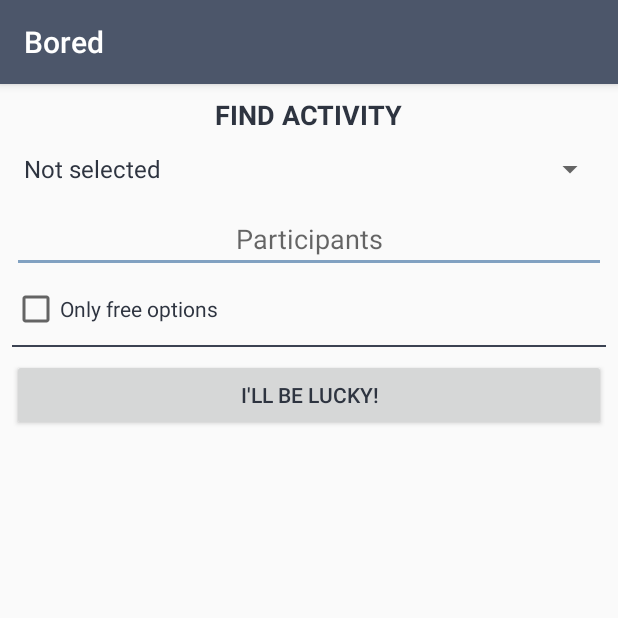
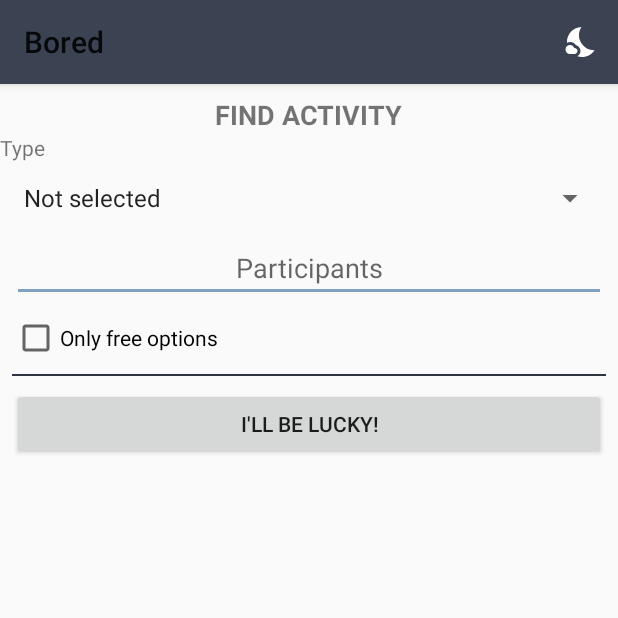
Before and after one commit to YuriZhuravlev/BoredApp, an Android app: the screen it shows after launch (MainActivity), on a phone screen of 412 x 824 dp, the top half of it. Run offline under Robolectric (Android 15) with nearby library versions, the phone set to English and light mode, and no system bars; our stand-ins replace RxJava.

Commit message:
добавлены: -savedInstanceState -переключение светлая/тёмная тема -надпись type

```diff
--- a/app/src/main/AndroidManifest.xml
+++ b/app/src/main/AndroidManifest.xml
@@ -4,9 +4,9 @@
     <uses-permission android:name="android.permission.INTERNET"/>
     <application
         android:allowBackup="true"
-        android:icon="@mipmap/ic_launcher"
+        android:icon="@drawable/ic_app"
         android:label="@string/app_name"
-        android:roundIcon="@mipmap/ic_launcher_round"
+        android:roundIcon="@drawable/ic_app"
         android:supportsRtl="true"
         android:theme="@style/AppTheme">
         <activity android:name=".MainActivity">
--- a/app/src/main/java/com/example/boredapp/MainActivity.java
+++ b/app/src/main/java/com/example/boredapp/MainActivity.java
@@ -1,16 +1,25 @@
 package com.example.boredapp;
 
+import androidx.annotation.NonNull;
 import androidx.appcompat.app.AppCompatActivity;
-import androidx.fragment.app.Fragment;
+import androidx.appcompat.app.AppCompatDelegate;
 
+import android.content.Context;
+import android.content.SharedPreferences;
 import android.os.Bundle;
+import android.view.Menu;
+import android.view.MenuItem;
 
 import com.example.boredapp.ui.fragments.ActivityFragment;
+import com.example.boredapp.utils.SharedPreferenceHelper;
 
 public class MainActivity extends AppCompatActivity {
+    int mTheme;
 
     @Override
     protected void onCreate(Bundle savedInstanceState) {
+        mTheme = SharedPreferenceHelper.getSettingsTheme(this);
+        AppCompatDelegate.setDefaultNightMode(mTheme);
         super.onCreate(savedInstanceState);
         setContentView(R.layout.activity_main);
         if (savedInstanceState == null) {
@@ -20,4 +29,24 @@ public class MainActivity extends AppCompatActivity {
                     .commit();
         }
     }
+
+    @Override
+    public boolean onCreateOptionsMenu(Menu menu) {
+        getMenuInflater().inflate(R.menu.menu, menu);
+        return super.onCreateOptionsMenu(menu);
+    }
+
+    @Override
+    public boolean onOptionsItemSelected(@NonNull MenuItem item) {
+        if (item.getItemId() == R.id.menu_item_theme_change) {
+            if (mTheme == AppCompatDelegate.MODE_NIGHT_NO) {
+                mTheme = AppCompatDelegate.MODE_NIGHT_YES;
+            } else {
+                mTheme = AppCompatDelegate.MODE_NIGHT_NO;
+            }
+            SharedPreferenceHelper.setSettingsTheme(this, mTheme);
+            AppCompatDelegate.setDefaultNightMode(mTheme);
+        }
+        return super.onOptionsItemSelected(item);
+    }
 }
--- /dev/null
+++ b/app/src/main/java/com/example/boredapp/utils/SharedPreferenceHelper.java
@@ -0,0 +1,23 @@
+package com.example.boredapp.utils;
+
+import android.app.Activity;
+import android.content.Context;
+import android.content.SharedPreferences;
+
+import androidx.appcompat.app.AppCompatDelegate;
+
+public class SharedPreferenceHelper {
+    public static final String SETTINGS_KEY = "SETTINGS_KEY";
+    public static final String SETTINGS_ITEM_THEME = "SETTINGS_THEME";
+    public static final String SETTINGS_ITEM_SEARCH = "SETTINGS_SEARCH";
+
+    public static int getSettingsTheme(Activity activity) {
+        SharedPreferences sharedPreferences = activity.getSharedPreferences(SharedPreferenceHelper.SETTINGS_KEY, Context.MODE_PRIVATE);
+        return sharedPreferences.getInt(SETTINGS_ITEM_THEME, AppCompatDelegate.MODE_NIGHT_NO);
+    }
+
+    public static void setSettingsTheme(Activity activity, int theme) {
+        SharedPreferences sharedPreferences = activity.getSharedPreferences(SharedPreferenceHelper.SETTINGS_KEY, Context.MODE_PRIVATE);
+        sharedPreferences.edit().putInt(SETTINGS_ITEM_THEME, theme).apply();
+    }
+}
--- /dev/null
+++ b/app/src/main/res/drawable/ic_app.xml
@@ -0,0 +1,5 @@
+<vector android:height="24dp" android:tint="#7A4E63"
+    android:viewportHeight="24" android:viewportWidth="24"
+    android:width="24dp" xmlns:android="http://schemas.android.com/apk/res/android">
+    <path android:fillColor="@android:color/white" android:pathData="M11.5,2C6.81,2 3,5.81 3,10.5S6.81,19 11.5,19h0.5v3c4.86,-2.34 8,-7 8,-11.5C20,5.81 16.19,2 11.5,2zM12.5,16.5h-2v-2h2v2zM12.5,13h-2c0,-3.25 3,-3 3,-5 0,-1.1 -0.9,-2 -2,-2s-2,0.9 -2,2h-2c0,-2.21 1.79,-4 4,-4s4,1.79 4,4c0,2.5 -3,2.75 -3,5z"/>
+</vector>
--- /dev/null
+++ b/app/src/main/res/drawable/ic_dark_theme.xml
@@ -0,0 +1,6 @@
+<vector android:height="24dp" android:tint="#FFFFFF"
+    android:viewportHeight="24" android:viewportWidth="24"
+    android:width="24dp" xmlns:android="http://schemas.android.com/apk/res/android">
+    <path android:fillColor="@android:color/white" android:pathData="M11.1,12.08C8.77,7.57 10.6,3.6 11.63,2.01C6.27,2.2 1.98,6.59 1.98,12c0,0.14 0.02,0.28 0.02,0.42C2.62,12.15 3.29,12 4,12c1.66,0 3.18,0.83 4.1,2.15C9.77,14.63 11,16.17 11,18c0,1.52 -0.87,2.83 -2.12,3.51c0.98,0.32 2.03,0.5 3.11,0.5c3.5,0 6.58,-1.8 8.37,-4.52C18,17.72 13.38,16.52 11.1,12.08z"/>
+    <path android:fillColor="@android:color/white" android:pathData="M7,16l-0.18,0C6.4,14.84 5.3,14 4,14c-1.66,0 -3,1.34 -3,3s1.34,3 3,3c0.62,0 2.49,0 3,0c1.1,0 2,-0.9 2,-2C9,16.9 8.1,16 7,16z"/>
+</vector>
--- a/app/src/main/res/layout/dropdown_item.xml
+++ b/app/src/main/res/layout/dropdown_item.xml
@@ -3,7 +3,6 @@
     xmlns:tools="http://schemas.android.com/tools"
     android:id="@android:id/text1"
     style="?android:attr/dropDownItemStyle"
-    android:textColor="@color/colorText"
     tools:text="Name Item"
     android:textAppearance="?android:attr/textAppearanceLargePopupMenu"
     android:singleLine="true"
--- a/app/src/main/res/layout/fragment_activity.xml
+++ b/app/src/main/res/layout/fragment_activity.xml
@@ -8,17 +8,20 @@
 
     <TextView
         android:id="@+id/tv_find_activity"
-        android:layout_width="wrap_content"
-        android:layout_height="wrap_content"
-        android:layout_marginTop="@dimen/normal_margin"
-        android:textSize="18dp"
-        android:textStyle="bold"
-        android:textAllCaps="true"
-        android:textColor="@color/colorText"
+
         android:text="@string/tv_find_activity"
         app:layout_constraintEnd_toEndOf="parent"
         app:layout_constraintStart_toStartOf="parent"
-        app:layout_constraintTop_toTopOf="parent" />
+        app:layout_constraintTop_toTopOf="parent"
+        style="@style/header_text_view" />
+
+    <TextView
+        android:id="@+id/tv_type"
+        android:layout_width="match_parent"
+        android:layout_height="wrap_content"
+
+        android:text="@string/tv_type"
+        app:layout_constraintTop_toBottomOf="@id/tv_find_activity"/>
 
     <Spinner
         android:id="@+id/spinner_type"
@@ -27,7 +30,7 @@
         android:layout_margin="@dimen/normal_margin"
         app:layout_constraintEnd_toEndOf="parent"
         app:layout_constraintStart_toStartOf="parent"
-        app:layout_constraintTop_toBottomOf="@id/tv_find_activity"
+        app:layout_constraintTop_toBottomOf="@id/tv_type"
         tools:listitem="@tools:sample/cities" />
 
     <EditText
@@ -37,7 +40,7 @@
         android:layout_margin="@dimen/normal_margin"
         android:gravity="center"
         android:hint="@string/participants"
-        android:textColor="@color/colorText"
+
         app:layout_constraintEnd_toEndOf="parent"
         app:layout_constraintStart_toStartOf="parent"
         app:layout_constraintTop_toBottomOf="@id/spinner_type" />
@@ -48,7 +51,7 @@
         android:layout_height="wrap_content"
         android:layout_margin="@dimen/normal_margin"
         android:text="@string/rb_price"
-        android:textColor="@color/colorText"
+
         app:layout_constraintEnd_toEndOf="parent"
         app:layout_constraintStart_toStartOf="parent"
         app:layout_constraintTop_toBottomOf="@id/et_input_participants" />
@@ -68,7 +71,7 @@
         android:layout_height="wrap_content"
         android:layout_margin="@dimen/normal_margin"
         android:text="@string/btn_text"
-        android:textColor="@color/colorText"
+
         app:layout_constraintTop_toBottomOf="@+id/view" />
 
     <ScrollView
@@ -85,23 +88,14 @@
             android:orientation="vertical">
 
             <TextView
-                android:textColor="@color/colorText"
-                android:textSize="16dp"
+
+                android:textSize="16sp"
                 android:id="@+id/tv_activity_en"
                 android:layout_width="match_parent"
                 android:layout_height="wrap_content"
                 android:textIsSelectable="true"
                 android:layout_margin="@dimen/normal_margin"
                 tools:text="Сделать приложение по открытому API" />
-<!--
-            <TextView
-                android:id="@+id/tv_activity_ru"
-                android:visibility="gone"
-                android:layout_width="match_parent"
-                android:layout_height="wrap_content"
-                android:textIsSelectable="true"
-                android:layout_margin="@dimen/normal_margin"
-                tools:text="Сделать приложение по открытому API" />-->
         </LinearLayout>
     </ScrollView>
 
@@ -113,5 +107,4 @@
         android:text="@string/btn_open_link"
         android:layout_margin="@dimen/normal_margin"
         app:layout_constraintBottom_toBottomOf="parent"/>
-
 </androidx.constraintlayout.widget.ConstraintLayout>
--- /dev/null
+++ b/app/src/main/res/menu/menu.xml
@@ -0,0 +1,9 @@
+<?xml version="1.0" encoding="utf-8"?>
+<menu xmlns:android="http://schemas.android.com/apk/res/android"
+    xmlns:app="http://schemas.android.com/apk/res-auto">
+    <item
+        android:id="@+id/menu_item_theme_change"
+        android:icon="@drawable/ic_dark_theme"
+        android:title="@string/dark_theme"
+        app:showAsAction="always" />
+</menu>
--- a/app/src/main/res/values/colors.xml
+++ b/app/src/main/res/values/colors.xml
@@ -17,9 +17,7 @@
     <color name="nord14">#A3BE8C</color>
     <color name="nord15">#B48EAD</color>
 
-    <color name="colorPrimary">@color/nord3</color>
-    <color name="colorPrimaryDark">@color/nord1</color>
+    <color name="colorPrimary">@color/nord1</color>
+    <color name="colorPrimaryDark">@color/nord0</color>
     <color name="colorAccent">@color/nord9</color>
-
-    <color name="colorText">@color/nord0</color>
 </resources>
--- a/app/src/main/res/values/strings.xml
+++ b/app/src/main/res/values/strings.xml
@@ -5,4 +5,6 @@
     <string name="rb_price">Only free options</string>
     <string name="btn_text">I\'ll be lucky!</string>
     <string name="btn_open_link">Try it here</string>
+    <string name="tv_type">Type</string>
+    <string name="dark_theme">Dark Theme</string>
 </resources>
--- a/app/src/main/res/values/styles.xml
+++ b/app/src/main/res/values/styles.xml
@@ -1,10 +1,19 @@
 <resources>
     <!-- Base application theme. -->
-    <style name="AppTheme" parent="Theme.AppCompat.Light.DarkActionBar">
+    <style name="AppTheme" parent="Theme.AppCompat.DayNight">
         <!-- Customize your theme here. -->
         <item name="colorPrimary">@color/colorPrimary</item>
         <item name="colorPrimaryDark">@color/colorPrimaryDark</item>
         <item name="colorAccent">@color/colorAccent</item>
     </style>
 
+    <style name="header_text_view">
+        <item name="android:layout_width">wrap_content</item>
+        <item name="android:layout_height">wrap_content</item>
+        <item name="android:layout_marginTop">@dimen/normal_margin</item>
+        <item name="android:textSize">18sp</item>
+        <item name="android:textStyle">bold</item>
+        <item name="android:textAllCaps">true</item>
+    </style>
+
 </resources>
```
Also changed, not shown: app/src/main/java/com/example/boredapp/ui/fragments/ActivityFragment.java (+40 -0 lines).
